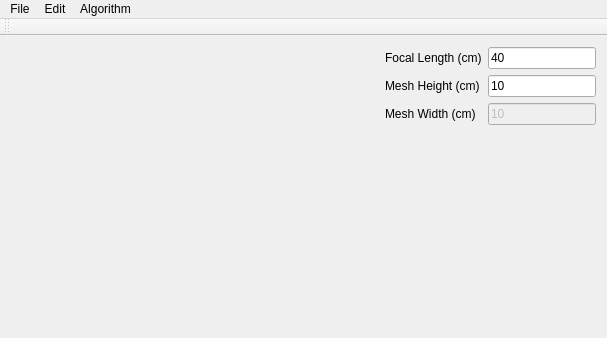
Qt form Target_Surface/mainwindow.ui (cboillet/Caustic-Design) before a commit.
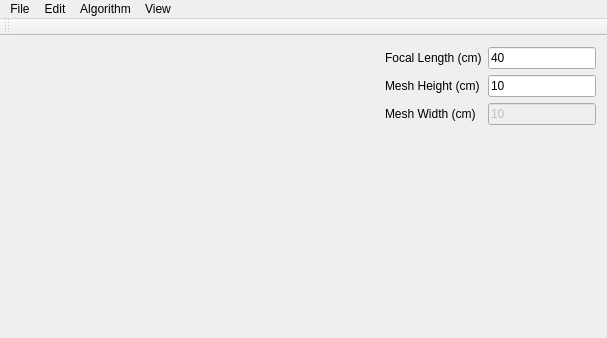
The same form after that commit. Custom widgets are drawn as their Qt base class.

```diff
--- a/Target_Surface/mainwindow.ui
+++ b/Target_Surface/mainwindow.ui
@@ -121,9 +121,17 @@
     </property>
     <addaction name="actionRunTargetOptimization"/>
    </widget>
+   <widget class="QMenu" name="menuView">
+    <property name="title">
+     <string>View</string>
+    </property>
+    <addaction name="actionNormals"/>
+    <addaction name="actionAxis"/>
+   </widget>
    <addaction name="menuFile"/>
    <addaction name="menuEdit"/>
    <addaction name="menuAlgorithm"/>
+   <addaction name="menuView"/>
   </widget>
   <widget class="QToolBar" name="mainToolBar">
    <attribute name="toolBarArea">
```
Left out of the diff: 22 changed lines with no effect on the pictures.
